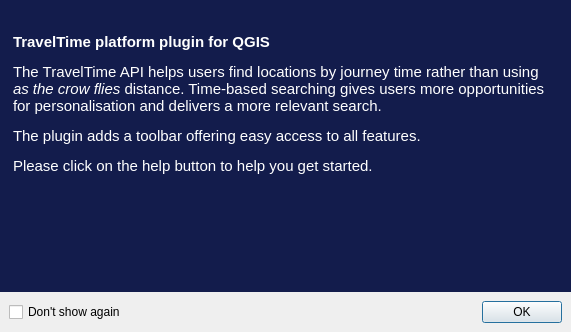
Before: the Qt Designer form travel_time_platform_plugin/ui/SplashScreen.ui in traveltime-dev/traveltime-platform-qgis-plugin, drawn with Qt 5.
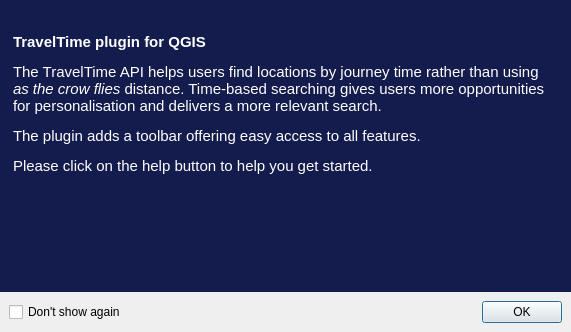
After: the same form once the commit is applied. Icons and pictures are not drawn.

Commit message: branding - rename travel time platform -> traveltime

Diff of the .ui file:
```diff
--- a/travel_time_platform_plugin/ui/SplashScreen.ui
+++ b/travel_time_platform_plugin/ui/SplashScreen.ui
@@ -67,7 +67,7 @@
 &lt;html&gt;&lt;head&gt;&lt;meta name=&quot;qrichtext&quot; content=&quot;1&quot; /&gt;&lt;style type=&quot;text/css&quot;&gt;
 p, li { white-space: pre-wrap; }
 &lt;/style&gt;&lt;/head&gt;&lt;body style=&quot; font-family:'MS Shell Dlg 2'; font-size:8.25pt; font-weight:400; font-style:normal;&quot;&gt;
-&lt;p style=&quot; margin-top:16px; margin-bottom:12px; margin-left:0px; margin-right:0px; -qt-block-indent:0; text-indent:0px;&quot;&gt;&lt;span style=&quot; font-family:'sans-serif'; font-size:11pt; font-weight:600; color:#ffffff;&quot;&gt;TravelTime platform plugin for QGIS&lt;/span&gt;&lt;span style=&quot; font-family:'sans-serif'; font-size:11pt; color:#ffffff;&quot;&gt; &lt;/span&gt;&lt;/p&gt;
+&lt;p style=&quot; margin-top:16px; margin-bottom:12px; margin-left:0px; margin-right:0px; -qt-block-indent:0; text-indent:0px;&quot;&gt;&lt;span style=&quot; font-family:'sans-serif'; font-size:11pt; font-weight:600; color:#ffffff;&quot;&gt;TravelTime plugin for QGIS&lt;/span&gt;&lt;span style=&quot; font-family:'sans-serif'; font-size:11pt; color:#ffffff;&quot;&gt; &lt;/span&gt;&lt;/p&gt;
 &lt;p style=&quot; margin-top:12px; margin-bottom:12px; margin-left:0px; margin-right:0px; -qt-block-indent:0; text-indent:0px;&quot;&gt;&lt;span style=&quot; font-family:'sans-serif'; font-size:11pt; color:#ffffff;&quot;&gt;The TravelTime API helps users find locations by journey time rather than using &lt;/span&gt;&lt;span style=&quot; font-family:'sans-serif'; font-size:11pt; font-style:italic; color:#ffffff;&quot;&gt;as the crow flies&lt;/span&gt;&lt;span style=&quot; font-family:'sans-serif'; font-size:11pt; color:#ffffff;&quot;&gt; distance. Time-based searching gives users more opportunities for personalisation and delivers a more relevant search. &lt;/span&gt;&lt;/p&gt;
 &lt;p style=&quot; margin-top:12px; margin-bottom:12px; margin-left:0px; margin-right:0px; -qt-block-indent:0; text-indent:0px;&quot;&gt;&lt;span style=&quot; font-family:'sans-serif'; font-size:11pt; color:#ffffff;&quot;&gt;The plugin adds a toolbar offering easy access to all features. &lt;/span&gt;&lt;/p&gt;
 &lt;p style=&quot; margin-top:12px; margin-bottom:12px; margin-left:0px; margin-right:0px; -qt-block-indent:0; text-indent:0px;&quot;&gt;&lt;span style=&quot; font-family:'sans-serif'; font-size:11pt; color:#ffffff;&quot;&gt;Please click on the help button to help you get started.&lt;/p&gt;&lt;/body&gt;&lt;/html&gt;</string>
```
Left out of the diff: 2 changed lines with no effect on the pictures. Lines whose indentation alone changed are shown as unchanged. The commit also changes 23 other files.
